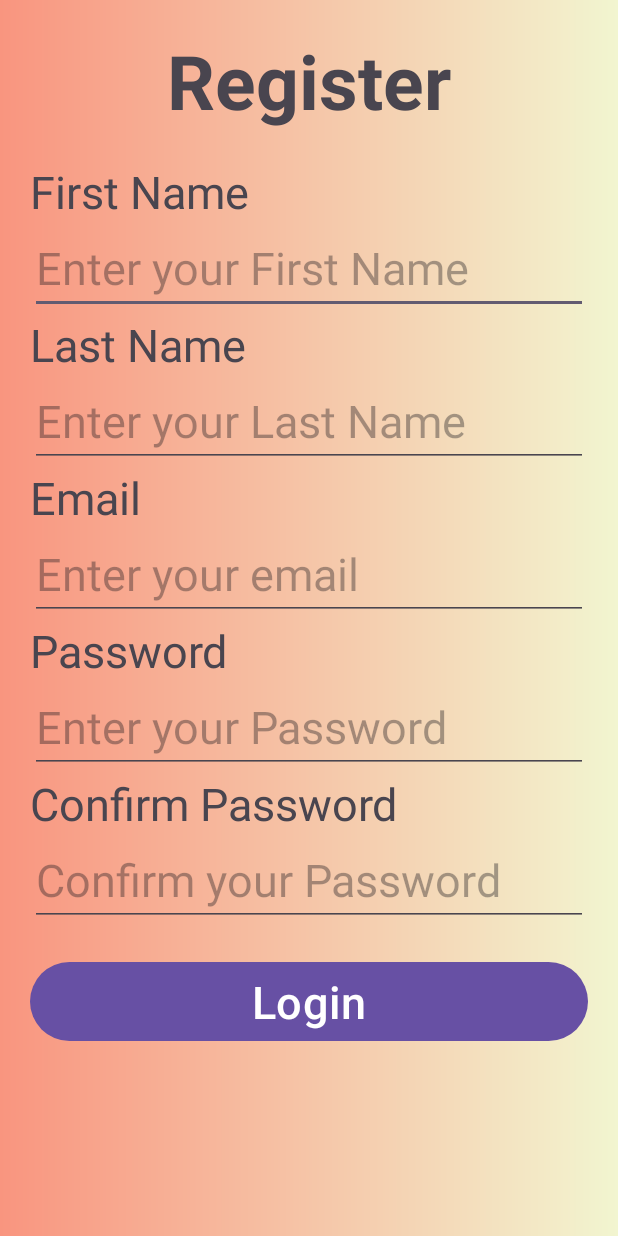
After one commit to AidanMonk/LetsCook, an Android app: the RegisterView screen opened directly, with no data from a screen before it, on a phone screen of 412 x 824 dp. The commit adds this screen. Run offline under Robolectric (Android 15) with nearby library versions, the phone set to English and light mode, and no system bars.

Commit message:
this is Tsiory commit
I just started with some design with the login and register layout

```diff
--- a/app/src/main/AndroidManifest.xml
+++ b/app/src/main/AndroidManifest.xml
@@ -13,6 +13,12 @@
         android:theme="@style/Theme.FireBaseDemo"
         tools:targetApi="31">
         <activity
+            android:name=".RegisterView"
+            android:exported="false" />
+        <activity
+            android:name=".LoginView"
+            android:exported="false" />
+        <activity
             android:name=".MainActivity"
             android:exported="true">
             <intent-filter>
--- /dev/null
+++ b/app/src/main/java/com/example/firebasedemo/RegisterView.java
@@ -0,0 +1,20 @@
+package com.example.firebasedemo;
+
+import android.os.Bundle;
+
+import androidx.activity.EdgeToEdge;
+import androidx.appcompat.app.AppCompatActivity;
+import androidx.core.graphics.Insets;
+import androidx.core.view.ViewCompat;
+import androidx.core.view.WindowInsetsCompat;
+
+public class RegisterView extends AppCompatActivity {
+
+    @Override
+    protected void onCreate(Bundle savedInstanceState) {
+        super.onCreate(savedInstanceState);
+
+        setContentView(R.layout.activity_register_view);
+
+    }
+}
--- /dev/null
+++ b/app/src/main/res/drawable/gradient_background.xml
@@ -0,0 +1,7 @@
+<?xml version="1.0" encoding="utf-8"?>
+<shape xmlns:android="http://schemas.android.com/apk/res/android">
+<gradient
+    android:startColor="#F9957F"
+    android:endColor="#F2F5D0"
+    android:angle="0" />
+</shape>
--- /dev/null
+++ b/app/src/main/res/layout/activity_register_view.xml
@@ -0,0 +1,95 @@
+<?xml version="1.0" encoding="utf-8"?>
+<LinearLayout
+    xmlns:android="http://schemas.android.com/apk/res/android"
+    android:layout_width="match_parent"
+    android:layout_height="match_parent"
+    android:orientation="vertical"
+    android:background="@drawable/gradient_background"
+    android:padding="20dp">
+
+    <TextView
+        android:layout_height="wrap_content"
+        android:layout_width="match_parent"
+        android:textSize="50dp"
+        android:text="Register"
+        android:gravity="center"
+        android:textStyle="bold"
+        />
+    <TextView
+        android:layout_height="wrap_content"
+        android:layout_width="match_parent"
+        android:textSize="30dp"
+        android:layout_marginTop="20dp"
+        android:text="First Name" />
+
+    <EditText
+        android:id="@+id/edtFirstname"
+        android:layout_height="wrap_content"
+        android:layout_width="match_parent"
+
+        android:textSize="30dp"
+        android:hint="Enter your First Name"/>
+
+    <TextView
+        android:layout_height="wrap_content"
+        android:layout_width="match_parent"
+        android:textSize="30dp"
+        android:text="Last Name"/>
+
+    <EditText
+        android:id="@+id/edtLastName"
+        android:layout_width="match_parent"
+        android:layout_height="wrap_content"
+        android:textSize="30dp"
+        android:hint="Enter your Last Name"/>
+
+    <TextView
+        android:layout_height="wrap_content"
+        android:layout_width="match_parent"
+        android:textSize="30dp"
+        android:text="Email" />
+
+    <EditText
+        android:id="@+id/edtEmail"
+        android:layout_height="wrap_content"
+        android:layout_width="match_parent"
+        android:textSize="30dp"
+        android:hint="Enter your email"/>
+
+    <!--    password textview and edittext-->
+    <TextView
+        android:layout_height="wrap_content"
+        android:layout_width="match_parent"
+        android:textSize="30dp"
+        android:text="Password"/>
+
+    <EditText
+        android:id="@+id/edtpassword"
+        android:layout_width="match_parent"
+        android:layout_height="wrap_content"
+        android:textSize="30dp"
+        android:hint="Enter your Password"/>
+
+
+    <TextView
+        android:layout_height="wrap_content"
+        android:layout_width="match_parent"
+        android:textSize="30dp"
+        android:text="Confirm Password"/>
+
+    <EditText
+        android:id="@+id/edtConfirmPassword"
+        android:layout_width="match_parent"
+        android:layout_height="wrap_content"
+        android:textSize="30dp"
+        android:hint="Confirm your Password"/>
+
+
+    <Button
+        android:id="@+id/btnlogin"
+        android:layout_width="match_parent"
+        android:layout_height="wrap_content"
+        android:textSize="30dp"
+        android:layout_marginTop="20dp"
+        android:text="Login"/>
+</LinearLayout>
--- a/app/src/main/res/values/colors.xml
+++ b/app/src/main/res/values/colors.xml
@@ -2,4 +2,5 @@
 <resources>
     <color name="black">#FF000000</color>
     <color name="white">#FFFFFFFF</color>
+    <color name="gray">#CE1919</color>
 </resources>
```
Also changed, not shown: app/src/main/java/com/example/firebasedemo/LoginView.java (added, +19 -0 lines), app/src/main/res/layout/activity_login_view.xml (added, +45 -0 lines).
